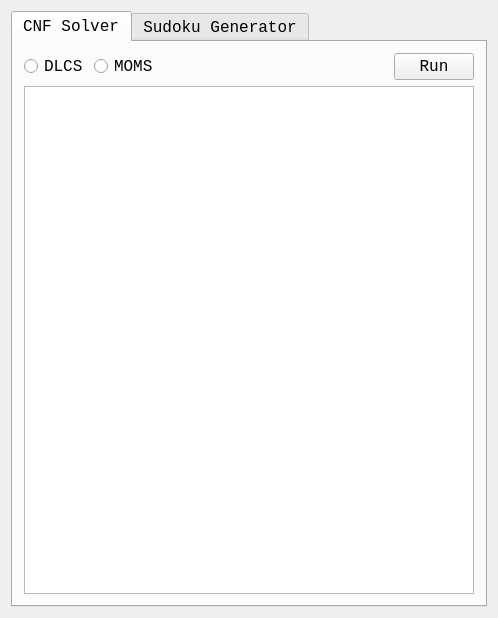
Before: the Qt Designer form MainWindow.ui in Atlas-Shen/IntegradetedProgrammingProject, drawn with Qt 5.
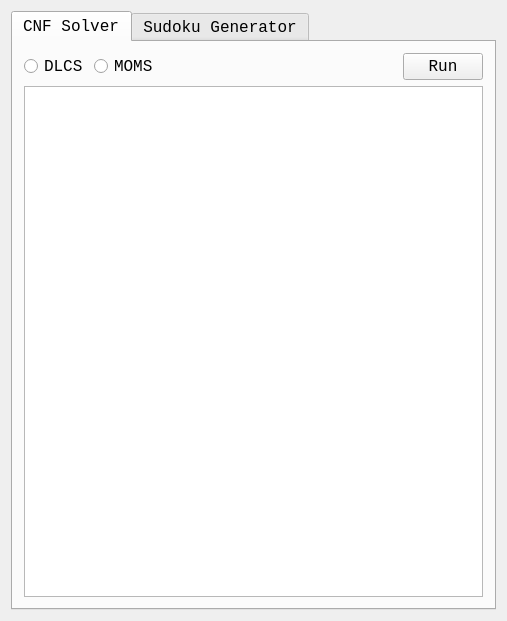
After: the same form once the commit is applied. The open tabs and pages were chosen to show the change.

```diff
--- a/MainWindow.ui
+++ b/MainWindow.ui
@@ -6,8 +6,8 @@
    <rect>
     <x>0</x>
     <y>0</y>
-    <width>498</width>
-    <height>618</height>
+    <width>507</width>
+    <height>621</height>
    </rect>
   </property>
   <property name="font">
```
Left out of the diff: 2 changed lines with no effect on the pictures.
